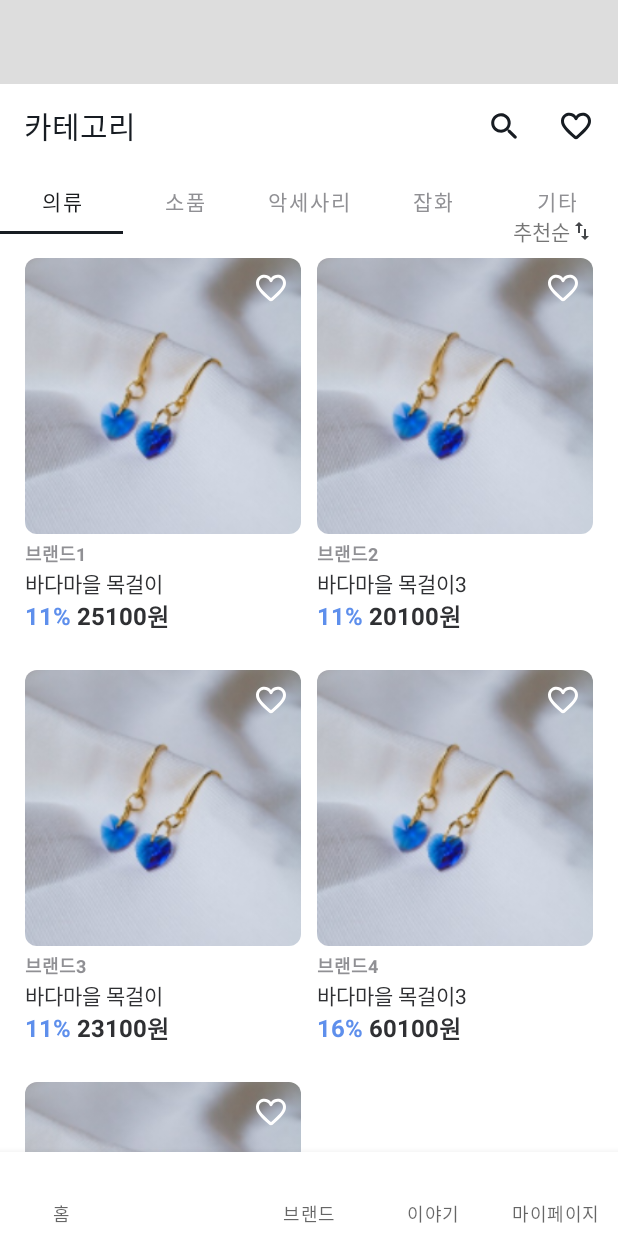
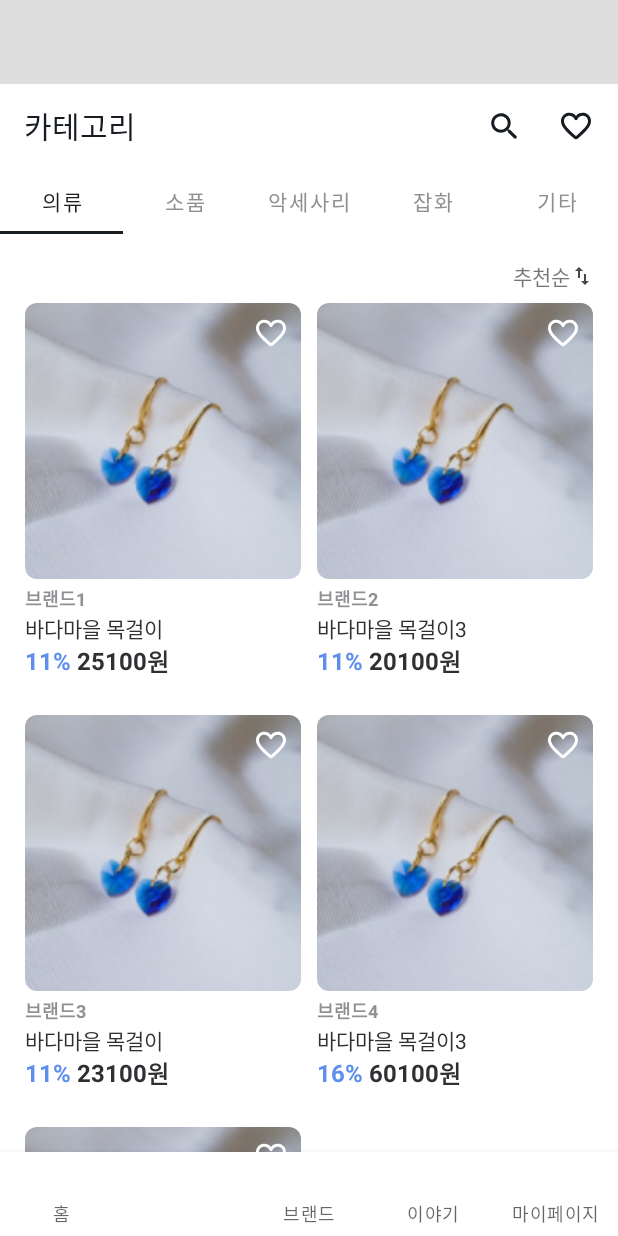
Before and after one commit to UMC-neoul/NEOUL_FRONT, an Android app: the screen it shows after launch (MainActivity), item 2 of the bottom bar chosen, on a phone screen of 412 x 824 dp. Run offline under Robolectric (Android 15) with nearby library versions, the phone set to English and light mode, and no system bars.

Commit message:
Fix: category tab 터치 에러
카테고리 tab 터치 에러 해결
- 레이아웃 0dp 변경

```diff
--- a/Neoul/app/src/main/res/layout/fragment_category.xml
+++ b/Neoul/app/src/main/res/layout/fragment_category.xml
@@ -55,7 +55,7 @@
     <androidx.viewpager2.widget.ViewPager2
         android:id="@+id/viewPager"
         android:layout_width="match_parent"
-        android:layout_height="wrap_content"
+        android:layout_height="0dp"
         app:layout_constraintBottom_toBottomOf="parent"
         app:layout_constraintEnd_toEndOf="parent"
         app:layout_constraintStart_toStartOf="parent"
--- a/Neoul/app/src/main/res/layout/fragment_tab_clothes.xml
+++ b/Neoul/app/src/main/res/layout/fragment_tab_clothes.xml
@@ -17,7 +17,7 @@
         android:id="@+id/img_filter"
         android:layout_width="wrap_content"
         android:layout_height="wrap_content"
-        android:layout_marginTop="40dp"
+        android:layout_marginTop="20dp"
         android:layout_marginRight="16dp"
         android:src="@drawable/swap_vert"
         app:layout_constraintEnd_toEndOf="parent"
@@ -26,12 +26,13 @@
     <androidx.recyclerview.widget.RecyclerView
         android:id="@+id/recycler_item"
         android:layout_width="match_parent"
-        android:layout_height="wrap_content"
+        android:layout_height="0dp"
         android:layout_marginHorizontal="11dp"
         android:layout_marginTop="10dp"
-        android:paddingBottom="88dp"
+
         app:layout_constraintEnd_toEndOf="parent"
         app:layout_constraintStart_toStartOf="parent"
+        app:layout_constraintBottom_toBottomOf="parent"
         app:layout_constraintTop_toBottomOf="@id/img_filter" />
 
 
```
